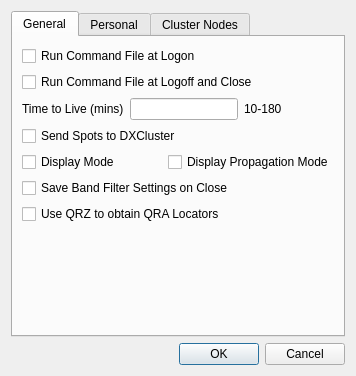
This is mqt/MqtCluster/setupdialog.ui in Rsclub22/Minos2-Mirror as Qt 5 draws it before an edit. The edited form follows.
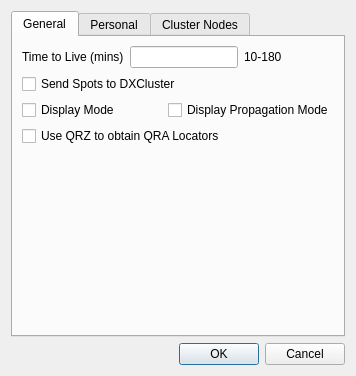
This is the edited form. Custom widgets are drawn as their Qt base class.

Commit message: move some cluster settings from setupdialog to mainwindow

What changed in the file:
```diff
--- a/mqt/MqtCluster/setupdialog.ui
+++ b/mqt/MqtCluster/setupdialog.ui
@@ -24,20 +24,6 @@
        <string>General</string>
       </attribute>
       <layout class="QVBoxLayout" name="verticalLayout_2">
-       <item>
-        <widget class="QCheckBox" name="runStartCmdFileChkBox">
-         <property name="text">
-          <string>Run Command File at Logon</string>
-         </property>
-        </widget>
-       </item>
-       <item>
-        <widget class="QCheckBox" name="runEndCmdFileChkBox">
-         <property name="text">
-          <string>Run Command File at Logoff and Close</string>
-         </property>
-        </widget>
-       </item>
        <item>
         <layout class="QHBoxLayout" name="horizontalLayout_6">
          <item>
@@ -97,13 +83,6 @@
          </item>
         </layout>
        </item>
-       <item>
-        <widget class="QCheckBox" name="saveBandFilterSettingChkBox">
-         <property name="text">
-          <string>Save Band Filter Settings on Close</string>
-         </property>
-        </widget>
-       </item>
        <item>
         <widget class="QCheckBox" name="useQrzCheckBox">
          <property name="text">
```
The commit also changes 6 other files.
